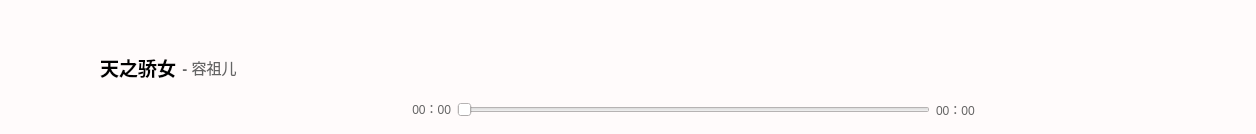
Qt form playercontrolwidget.ui (Key2209/LoMei_MusicPlayer) before a commit.
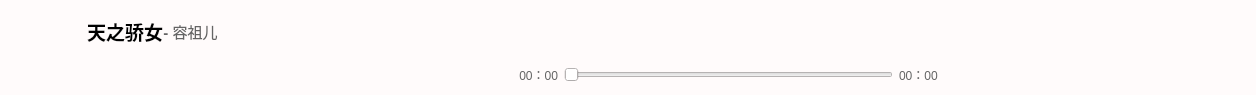
The same form after that commit. Icons and pictures are not drawn. Custom widgets are drawn as their Qt base class.

```diff
--- a/playercontrolwidget.ui
+++ b/playercontrolwidget.ui
@@ -7,7 +7,7 @@
     <x>0</x>
     <y>0</y>
     <width>1256</width>
-    <height>134</height>
+    <height>95</height>
    </rect>
   </property>
   <property name="windowTitle">
@@ -19,90 +19,13 @@
 border-radius:8px;
 </string>
   </property>
-  <layout class="QGridLayout" name="gridLayout" rowstretch="1,100,1" columnstretch="1,100,1">
-   <property name="leftMargin">
-    <number>0</number>
-   </property>
-   <property name="rightMargin">
-    <number>0</number>
-   </property>
-   <item row="0" column="1">
-    <spacer name="verticalSpacer_4">
-     <property name="orientation">
-      <enum>Qt::Orientation::Vertical</enum>
-     </property>
-     <property name="sizeHint" stdset="0">
-      <size>
-       <width>20</width>
-       <height>0</height>
-      </size>
-     </property>
-    </spacer>
-   </item>
-   <item row="1" column="0">
-    <spacer name="horizontalSpacer_12">
-     <property name="orientation">
-      <enum>Qt::Orientation::Horizontal</enum>
-     </property>
-     <property name="sizeHint" stdset="0">
-      <size>
-       <width>9</width>
-       <height>20</height>
-      </size>
-     </property>
-    </spacer>
-   </item>
-   <item row="1" column="1">
-    <layout class="QHBoxLayout" name="horizontalLayout_7" stretch="1,100,1">
-     <item>
-      <spacer name="horizontalSpacer_10">
-       <property name="orientation">
-        <enum>Qt::Orientation::Horizontal</enum>
-       </property>
-       <property name="sizeHint" stdset="0">
-        <size>
-         <width>40</width>
-         <height>20</height>
-        </size>
-       </property>
-      </spacer>
-     </item>
-     <item>
-      <layout class="QVBoxLayout" name="verticalLayout_3" stretch="1,100,1">
-       <item>
-        <spacer name="verticalSpacer_2">
-         <property name="orientation">
-          <enum>Qt::Orientation::Vertical</enum>
-         </property>
-         <property name="sizeHint" stdset="0">
-          <size>
-           <width>20</width>
-           <height>40</height>
-          </size>
-         </property>
-        </spacer>
-       </item>
-       <item>
-        <layout class="QHBoxLayout" name="horizontalLayout_6" stretch="30,30,100,30,1,1">
-         <item>
-          <layout class="QVBoxLayout" name="verticalLayout_4" stretch="100,100,1">
-           <item>
-            <spacer name="verticalSpacer_6">
-             <property name="orientation">
-              <enum>Qt::Orientation::Vertical</enum>
-             </property>
-             <property name="sizeHint" stdset="0">
-              <size>
-               <width>20</width>
-               <height>40</height>
-              </size>
-             </property>
-            </spacer>
-           </item>
+  <layout class="QGridLayout" name="gridLayout_2">
+   <item row="0" column="0">
+    <layout class="QHBoxLayout" name="horizontalLayout_6">
            <item>
             <layout class="QHBoxLayout" name="horizontalLayout_5">
              <item>
-              <widget class="QLabel" name="label_songImage">
+        <widget class="QPushButton" name="pushButton_songImage">
                <property name="minimumSize">
                 <size>
                  <width>70</width>
@@ -115,24 +38,58 @@
                  <height>70</height>
                 </size>
                </property>
+         <property name="cursor">
+          <cursorShape>PointingHandCursor</cursorShape>
+         </property>
                <property name="styleSheet">
-                <string notr="true">
-border-radius: 12px;</string>
+          <string notr="true"/>
                </property>
                <property name="text">
                 <string/>
                </property>
-               <property name="pixmap">
-                <pixmap resource="myResources.qrc">:/player/images/player/pretty_crazy.jpg</pixmap>
-               </property>
-               <property name="scaledContents">
-                <bool>true</bool>
+         <property name="icon">
+          <iconset resource="myResources.qrc">
+           <normaloff>:/player/images/player/pretty_crazy.jpg</normaloff>:/player/images/player/pretty_crazy.jpg</iconset>
+         </property>
+         <property name="iconSize">
+          <size>
+           <width>70</width>
+           <height>70</height>
+          </size>
                </property>
               </widget>
              </item>
              <item>
-              <layout class="QVBoxLayout" name="verticalLayout_2" stretch="100,1">
-               <item>
+        <widget class="QWidget" name="widget" native="true">
+         <property name="minimumSize">
+          <size>
+           <width>200</width>
+           <height>70</height>
+          </size>
+         </property>
+         <property name="maximumSize">
+          <size>
+           <width>200</width>
+           <height>70</height>
+          </size>
+         </property>
+         <layout class="QGridLayout" name="gridLayout">
+          <property name="leftMargin">
+           <number>0</number>
+          </property>
+          <property name="topMargin">
+           <number>0</number>
+          </property>
+          <property name="rightMargin">
+           <number>0</number>
+          </property>
+          <property name="bottomMargin">
+           <number>0</number>
+          </property>
+          <property name="spacing">
+           <number>0</number>
+          </property>
+          <item row="0" column="0">
                 <layout class="QHBoxLayout" name="horizontalLayout_4">
                  <item>
                   <widget class="QLabel" name="label_songName">
@@ -171,8 +128,11 @@
                  </item>
                 </layout>
                </item>
-               <item>
+          <item row="1" column="0">
                 <layout class="QHBoxLayout" name="horizontalLayout_3">
+            <property name="rightMargin">
+             <number>0</number>
+            </property>
                  <item>
                   <widget class="QPushButton" name="pushButton_like">
                    <property name="minimumSize">
@@ -300,26 +260,12 @@
                 </layout>
                </item>
               </layout>
+        </widget>
              </item>
             </layout>
            </item>
            <item>
-            <spacer name="verticalSpacer_7">
-             <property name="orientation">
-              <enum>Qt::Orientation::Vertical</enum>
-             </property>
-             <property name="sizeHint" stdset="0">
-              <size>
-               <width>20</width>
-               <height>40</height>
-              </size>
-             </property>
-            </spacer>
-           </item>
-          </layout>
-         </item>
-         <item>
-          <spacer name="horizontalSpacer_9">
+      <spacer name="horizontalSpacer_16">
            <property name="orientation">
             <enum>Qt::Orientation::Horizontal</enum>
            </property>
@@ -379,15 +325,16 @@
                 <cursorShape>PointingHandCursor</cursorShape>
                </property>
                <property name="styleSheet">
-                <string notr="true">/* 播放按钮 */
-QPushButton {
+            <string notr="true">QPushButton {
     /* 替换 background-image */
-    border-image: url(:/player/images/player/shuffle.png); 
+    border-image: url(:/player/images/player/playmodel10.png);
     qproperty-cursor: pointinghand; /* 鼠标悬停变手掌 */
     border: none; /* 确保没有边框，否则 border-image 可能会受到影响 */
     background-color: transparent; /* 保持透明背景色 */
 }
-</string>
+QPushButton:hover {
+border-image: url(:/player/images/player/playmodel11.png);
+}</string>
                </property>
                <property name="text">
                 <string/>
@@ -693,7 +640,7 @@
           </spacer>
          </item>
          <item>
-          <layout class="QVBoxLayout" name="verticalLayout_5" stretch="140,60,80">
+      <layout class="QVBoxLayout" name="verticalLayout_5" stretch="140,60,300">
            <item>
             <spacer name="verticalSpacer_9">
              <property name="orientation">
@@ -796,76 +743,7 @@
            </item>
           </layout>
          </item>
-         <item>
-          <spacer name="horizontalSpacer_15">
-           <property name="orientation">
-            <enum>Qt::Orientation::Horizontal</enum>
-           </property>
-           <property name="sizeHint" stdset="0">
-            <size>
-             <width>40</width>
-             <height>20</height>
-            </size>
-           </property>
-          </spacer>
-         </item>
-        </layout>
-       </item>
-       <item>
-        <spacer name="verticalSpacer">
-         <property name="orientation">
-          <enum>Qt::Orientation::Vertical</enum>
-         </property>
-         <property name="sizeHint" stdset="0">
-          <size>
-           <width>20</width>
-           <height>40</height>
-          </size>
-         </property>
-        </spacer>
-       </item>
-      </layout>
-     </item>
-     <item>
-      <spacer name="horizontalSpacer_11">
-       <property name="orientation">
-        <enum>Qt::Orientation::Horizontal</enum>
-       </property>
-       <property name="sizeHint" stdset="0">
-        <size>
-         <width>40</width>
-         <height>20</height>
-        </size>
-       </property>
-      </spacer>
-     </item>
-    </layout>
-   </item>
-   <item row="1" column="2">
-    <spacer name="horizontalSpacer_13">
-     <property name="orientation">
-      <enum>Qt::Orientation::Horizontal</enum>
-     </property>
-     <property name="sizeHint" stdset="0">
-      <size>
-       <width>9</width>
-       <height>20</height>
-      </size>
-     </property>
-    </spacer>
-   </item>
-   <item row="2" column="1">
-    <spacer name="verticalSpacer_3">
-     <property name="orientation">
-      <enum>Qt::Orientation::Vertical</enum>
-     </property>
-     <property name="sizeHint" stdset="0">
-      <size>
-       <width>20</width>
-       <height>0</height>
-      </size>
-     </property>
-    </spacer>
+    </layout>
    </item>
   </layout>
  </widget>
```
Lines whose indentation alone changed are shown as unchanged.
